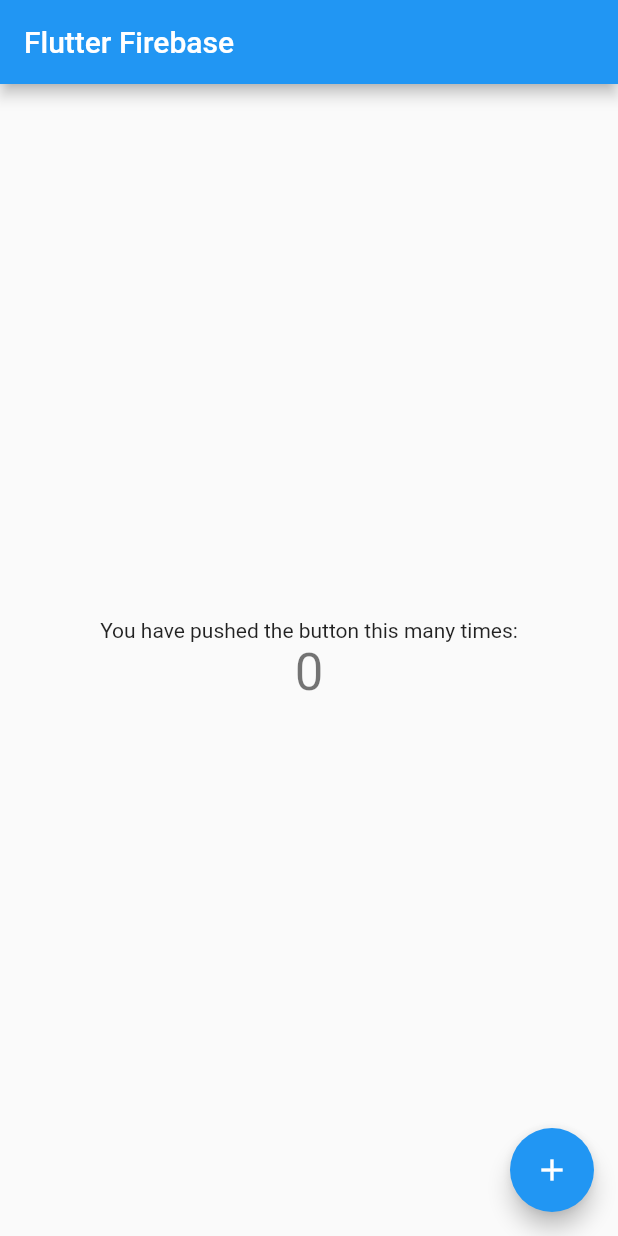
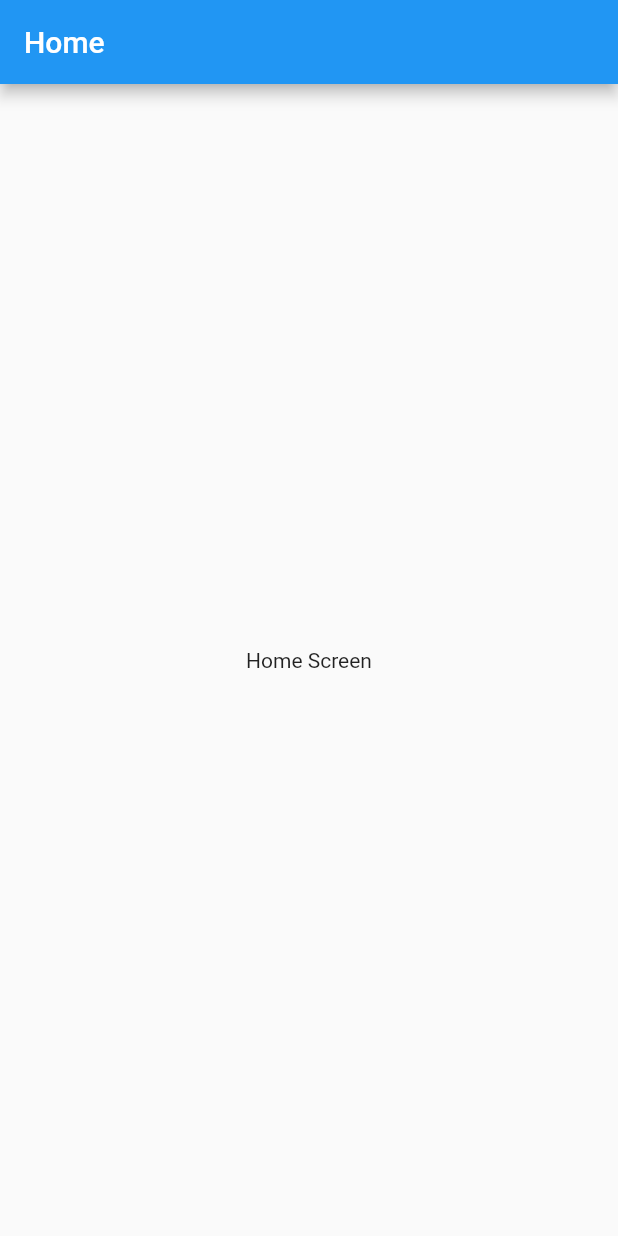
Before and after one commit to code2start/fluter-firebase, a Flutter app: the screen it shows after launch, on a phone screen of 412 x 824 dp. Run offline on Flutter 3.47's test engine with Material 2 defaults, Android fonts, the phone set to English and light mode, and no system bars.

```diff
--- a/lib/main.dart
+++ b/lib/main.dart
@@ -1,117 +1,13 @@
+import 'package:firebase/pages/home.dart';
 import 'package:flutter/material.dart';
 
-void main() {
-  runApp(MyApp());
-}
+main() => runApp(MyApp());
 
 class MyApp extends StatelessWidget {
-  // This widget is the root of your application.
   @override
   Widget build(BuildContext context) {
     return MaterialApp(
-      title: 'Flutter Firebase',
-      theme: ThemeData(
-        // This is the theme of your application.
-        //
-        // Try running your application with "flutter run". You'll see the
-        // application has a blue toolbar. Then, without quitting the app, try
-        // changing the primarySwatch below to Colors.green and then invoke
-        // "hot reload" (press "r" in the console where you ran "flutter run",
-        // or simply save your changes to "hot reload" in a Flutter IDE).
-        // Notice that the counter didn't reset back to zero; the application
-        // is not restarted.
-        primarySwatch: Colors.blue,
-        // This makes the visual density adapt to the platform that you run
-        // the app on. For desktop platforms, the controls will be smaller and
-        // closer together (more dense) than on mobile platforms.
-        visualDensity: VisualDensity.adaptivePlatformDensity,
-      ),
-      home: MyHomePage(title: 'Flutter Firebase'),
+      home: Home(),
     );
   }
 }
-
-class MyHomePage extends StatefulWidget {
-  MyHomePage({Key key, this.title}) : super(key: key);
-
-  // This widget is the home page of your application. It is stateful, meaning
-  // that it has a State object (defined below) that contains fields that affect
-  // how it looks.
-
-  // This class is the configuration for the state. It holds the values (in this
-  // case the title) provided by the parent (in this case the App widget) and
-  // used by the build method of the State. Fields in a Widget subclass are
-  // always marked "final".
-
-  final String title;
-
-  @override
-  _MyHomePageState createState() => _MyHomePageState();
-}
-
-class _MyHomePageState extends State<MyHomePage> {
-  int _counter = 0;
-
-  void _incrementCounter() {
-    setState(() {
-      // This call to setState tells the Flutter framework that something has
-      // changed in this State, which causes it to rerun the build method below
-      // so that the display can reflect the updated values. If we changed
-      // _counter without calling setState(), then the build method would not be
-      // called again, and so nothing would appear to happen.
-      _counter++;
-    });
-  }
-
-  @override
-  Widget build(BuildContext context) {
-    // This method is rerun every time setState is called, for instance as done
-    // by the _incrementCounter method above.
-    //
-    // The Flutter framework has been optimized to make rerunning build methods
-    // fast, so that you can just rebuild anything that needs updating rather
-    // than having to individually change instances of widgets.
-    return Scaffold(
-      appBar: AppBar(
-        // Here we take the value from the MyHomePage object that was created by
-        // the App.build method, and use it to set our appbar title.
-        title: Text(widget.title),
-      ),
-      body: Center(
-        // Center is a layout widget. It takes a single child and positions it
-        // in the middle of the parent.
-        child: Column(
-          // Column is also a layout widget. It takes a list of children and
-          // arranges them vertically. By default, it sizes itself to fit its
-          // children horizontally, and tries to be as tall as its parent.
-          //
-          // Invoke "debug painting" (press "p" in the console, choose the
-          // "Toggle Debug Paint" action from the Flutter Inspector in Android
-          // Studio, or the "Toggle Debug Paint" command in Visual Studio Code)
-          // to see the wireframe for each widget.
-          //
-          // Column has various properties to control how it sizes itself and
-          // how it positions its children. Here we use mainAxisAlignment to
-          // center the children vertically; the main axis here is the vertical
-          // axis because Columns are vertical (the cross axis would be
-          // horizontal).
-          mainAxisAlignment: MainAxisAlignment.center,
-          children: <Widget>[
-            Text(
-              'You have pushed the button this many times:',
-            ),
-            Text(
-              '$_counter',
-              style: Theme.of(context).textTheme.headline4,
-            ),
-          ],
-        ),
-      ),
-      floatingActionButton: FloatingActionButton(
-        onPressed: _incrementCounter,
-        tooltip: 'Increment',
-        child: Icon(Icons.add),
-      ), // This trailing comma makes auto-formatting nicer for build methods.
-    );
-  }
-}
--- /dev/null
+++ b/lib/pages/home.dart
@@ -0,0 +1,20 @@
+import 'package:flutter/material.dart';
+
+class Home extends StatefulWidget {
+  @override
+  _HomeState createState() => _HomeState();
+}
+
+class _HomeState extends State<Home> {
+  @override
+  Widget build(BuildContext context) {
+    return Scaffold(
+      appBar: AppBar(
+        title: Text('Home'),
+      ),
+      body: Center(
+        child: Text('Home Screen'),
+      ),
+    );
+  }
+}
--- a/pubspec.yaml
+++ b/pubspec.yaml
@@ -29,7 +29,6 @@ dependencies:
   cupertino_icons: ^1.0.0
   firebase_core:
   firebase_auth:
-  cloud_firestore:
 
 dev_dependencies:
   flutter_test:
```
Also changed, not shown: lib/pages/login.dart (added, +52 -0 lines), lib/pages/register.dart (added, +65 -0 lines), pubspec.lock, 1 other file.
